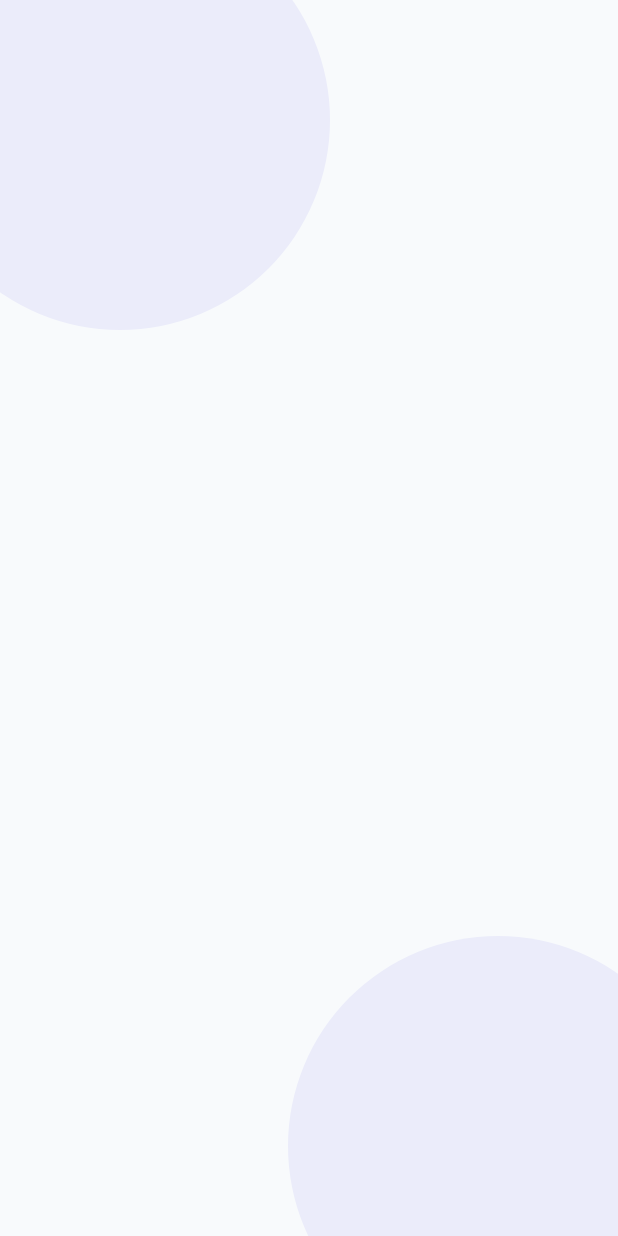
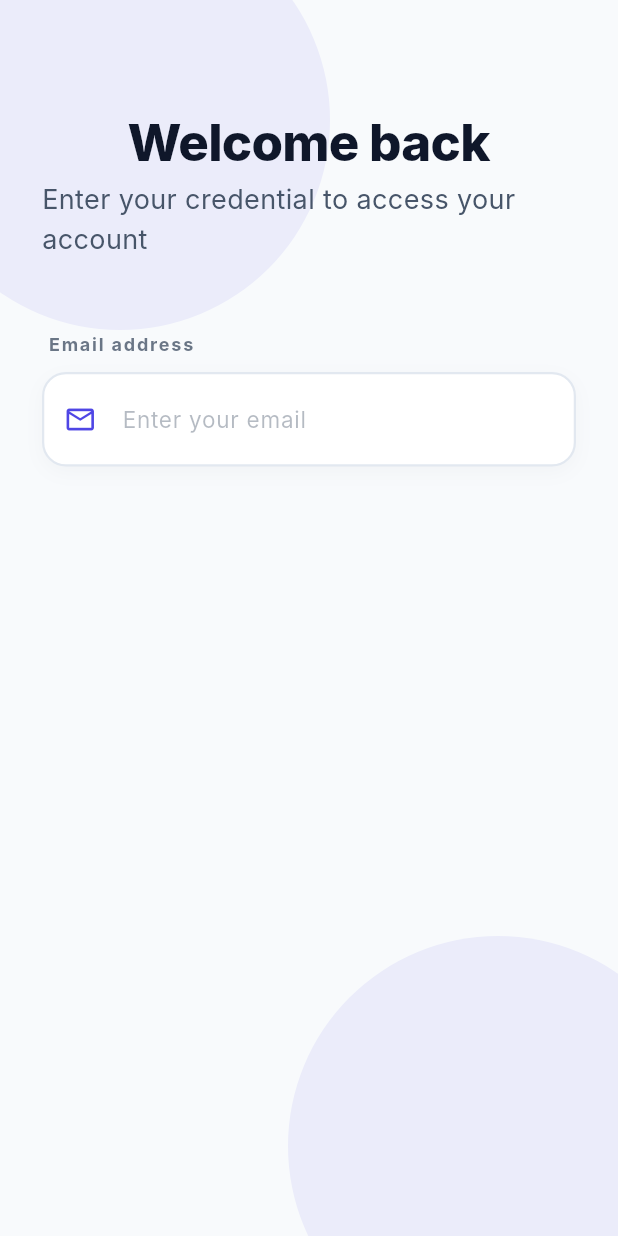
Before and after one commit to torjoyy/login_1, a Flutter app: the screen it shows after launch, on a phone screen of 412 x 824 dp. Run offline on Flutter 3.47's test engine with Material 3 defaults, Android fonts, the phone set to English and light mode, and no system bars; Roboto replaces fonts that are missing (Inter).

Commit message:
Updated textfld

```diff
--- /dev/null
+++ b/lib/auth/pages/loginPage.dart
@@ -0,0 +1,69 @@
+import 'package:flutter/material.dart';
+
+import 'dart:ui';
+
+import 'package:signup_login_1/widgets/backgrounddecoration.dart';
+import 'package:signup_login_1/widgets/login_from_fields.dart';
+import 'package:signup_login_1/widgets/loginheader.dart';
+
+class LoginPage extends StatefulWidget {
+  const LoginPage({super.key});
+
+  @override
+  State<LoginPage> createState() => LoginPageState();
+}
+
+class LoginPageState extends State<LoginPage> {
+
+  //
+  bool isloading = false;
+  bool isPasswordVisible = false;
+
+  //Color define
+  final Color primaryColor = const Color(0xff4f46e5);//brand color
+  final Color darkTextColor = const Color(0xff0f172a);//text color-dark
+  final Color bodyTextColor = const Color(0xff475569);//text color-light
+  final Color borderColor = const Color(0xffe2e8f0);//border color
+  final Color bgLight = const Color(0xfff8fafc);//main background color
+
+
+  //main
+  @override
+  Widget build(BuildContext context) {
+    return Scaffold(
+      backgroundColor: bgLight,
+      body: Stack(
+        children: [
+
+          //blob class added here
+          Backgrounddecoration(color: primaryColor),
+
+
+          SafeArea(
+            child: Column(
+              children: [
+                Expanded(child: SingleChildScrollView(
+                  physics: BouncingScrollPhysics(),
+                  padding: EdgeInsets.symmetric(horizontal: 28
+                  ),
+                  child: Column(
+                    children: [
+                      loginHeader(darkColor: darkTextColor, bodyColor: bodyTextColor),
+                      SizedBox(height: 48,),
+                      LoginFromFields(
+                        bodyColor: bodyTextColor,
+                        primaryColor: primaryColor,
+                        darkColor: darkTextColor,
+                        borderColor: borderColor,
+                        isPasswordVisible: isPasswordVisible,)
+                    ],
+                  ),
+                ))
+              ],
+            )
+            )
+        ],
+      ),
+    );
+  }
+}
--- a/lib/loginPage.dart
+++ /dev/null
@@ -1,77 +0,0 @@
-import 'dart:ui';
-
-import 'package:flutter/material.dart';
-
-class LoginPage extends StatefulWidget {
-  const LoginPage({super.key});
-
-  @override
-  State<LoginPage> createState() => _LoginPageState();
-}
-
-class _LoginPageState extends State<LoginPage> {
-
-  //
-  bool _isloading = false;
-  bool _isPasswordVisible = false;
-
-  //Color define
-  final Color _primaryColor = const Color(0xff4f46e5);//brand color
-  final Color _darkTextColor = const Color(0xff0f172a);//text color-dark
-  final Color _bodyTextColor = const Color(0xff475569);//text color-light
-  final Color _borderColor = const Color(0xffe2e8f0);//border color
-  final Color _bgLight = const Color(0xfff8fafc);//main background color
-
-
-  //main
-  @override
-  Widget build(BuildContext context) {
-    return Scaffold(
-      backgroundColor: _bgLight,
-      body: Stack(
-        children: [
-          _Backgrounddecoration(color: _primaryColor)
-        ],
-      ),
-    );
-  }
-}
-
-  //circle
-class _Backgrounddecoration extends StatefulWidget {
-
-  final Color color;
-  const _Backgrounddecoration({required this.color});
-
-  @override
-  State<_Backgrounddecoration> createState() => _BackgrounddecorationState();
-}
-
-class _BackgrounddecorationState extends State<_Backgrounddecoration> {
-
-  @override
-  Widget build(BuildContext context) {
-    return Stack(
-      children: [
-
-        Positioned(
-          top: -60,
-          left: -60,
-          child: _blob(280, widget.color.withOpacity(0.08))
-          ),
-
-        Positioned(
-          bottom: -80,
-          right: -60,
-          child: _blob(280, widget.color.withOpacity(0.08))
-          ),
-
-      ],
-    );
-  }
-
-  //circle design
-  Widget _blob(double size, Color color) => Container(
-    width: size, height: size, decoration: BoxDecoration(shape: BoxShape.circle, color: color),
-  );
-}
--- a/lib/main.dart
+++ b/lib/main.dart
@@ -1,5 +1,6 @@
 import 'package:flutter/material.dart';
-import 'package:signup_login_1/loginPage.dart';
+import 'package:signup_login_1/auth/pages/loginPage.dart';
+
 
 void main() {
   runApp(const MyApp());
--- /dev/null
+++ b/lib/widgets/backgrounddecoration.dart
@@ -0,0 +1,41 @@
+import 'package:flutter/material.dart';
+
+
+  //box shape circle
+class Backgrounddecoration extends StatefulWidget {
+
+  final Color color;
+  const Backgrounddecoration({required this.color});
+
+  @override
+  State<Backgrounddecoration> createState() => BackgrounddecorationState();
+}
+
+class BackgrounddecorationState extends State<Backgrounddecoration> {
+
+  @override
+  Widget build(BuildContext context) {
+    return Stack(
+      children: [
+
+        Positioned(
+          top: -60,
+          left: -60,
+          child: blob(280, widget.color.withOpacity(0.08))
+          ),
+
+        Positioned(
+          bottom: -80,
+          right: -60,
+          child: blob(280, widget.color.withOpacity(0.08))
+          ),
+
+      ],
+    );
+  }
+
+  //circle design
+  Widget blob(double size, Color color) => Container(
+    width: size, height: size, decoration: BoxDecoration(shape: BoxShape.circle, color: color),
+  );
+}
--- /dev/null
+++ b/lib/widgets/login_from_fields.dart
@@ -0,0 +1,70 @@
+import 'package:flutter/material.dart';
+
+
+//login form fields
+class LoginFromFields extends StatelessWidget {
+
+  final Color primaryColor, darkColor, bodyColor, borderColor;
+  final bool isPasswordVisible;
+
+  const LoginFromFields({
+    required this.primaryColor,
+    required this.darkColor,
+    required this.bodyColor,
+    required this.borderColor,
+    required this.isPasswordVisible,
+    });
+
+  @override
+  Widget build(BuildContext context) {
+    return Column(
+      crossAxisAlignment: .start,
+      children: [
+        label("Email address"),
+        inputField(Icons.mail_outline_outlined, "Enter your email")
+      ],
+    );
+  }
+
+
+  //label design
+  Widget label(String text) => Padding(
+    padding: EdgeInsetsGeometry.only(bottom: 10, left: 4),
+    child: Text(text, style: TextStyle(fontSize: 12, fontWeight: .w700,
+    color: bodyColor.withOpacity(0.8), letterSpacing: 1.2),),
+    );
+
+  //input field
+  Widget inputField(
+    IconData icon, String hint, {bool isPassword = false, Widget ? suffix}){
+    return Container(
+
+      decoration: BoxDecoration(
+        color: Colors.white,
+        borderRadius: BorderRadius.circular(16),
+        border: Border.all(color: borderColor, width: 1.5),
+        boxShadow: [
+          BoxShadow(
+            color: darkColor.withOpacity(0.03),
+            blurRadius: 10,
+            offset: Offset(0, 4)
+
+          )
+        ]
+      ),
+
+      child: TextField(
+        obscureText: isPassword && !isPasswordVisible,
+        style: TextStyle(color: darkColor, fontWeight: .w400),
+        decoration: InputDecoration(
+          hintText: hint,
+          hintStyle: TextStyle(color: bodyColor.withOpacity(0.4), fontSize: 15),
+          prefixIcon: Icon(icon, color: primaryColor, size: 22,),
+          suffixIcon: suffix,
+          border: InputBorder.none,
+          contentPadding: EdgeInsets.symmetric(vertical: 18)
+        ),
+      ),
+    );
+  }
+}
--- /dev/null
+++ b/lib/widgets/loginheader.dart
@@ -0,0 +1,24 @@
+import 'package:flutter/material.dart';
+
+
+//login header
+class loginHeader extends StatelessWidget {
+
+  final Color darkColor, bodyColor;
+  const loginHeader({required this.darkColor, required this.bodyColor});
+
+  @override
+  Widget build(BuildContext context) {
+    return Column(
+
+      children: [
+        SizedBox(height: 70,),
+        Text('Welcome back', style: TextStyle(fontSize: 34, fontWeight: .w800,
+              color: darkColor, letterSpacing: -0.5),),
+
+        Text('Enter your credential to access your account', style: TextStyle(fontSize: 18,
+              color: bodyColor, height: 1.5),)
+      ],
+    );
+  }
+}
```
Also changed, not shown: image-1.png (added), image.png (added), 1 other file.
